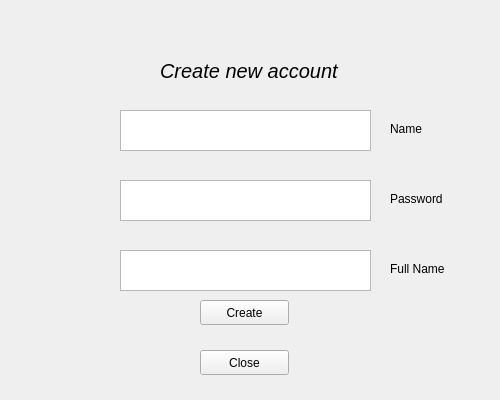
Before: the Qt Designer form AccountManagement/ui/qcreateaccount.ui in ScarecrowStraw/MiniProject, drawn with Qt 5.
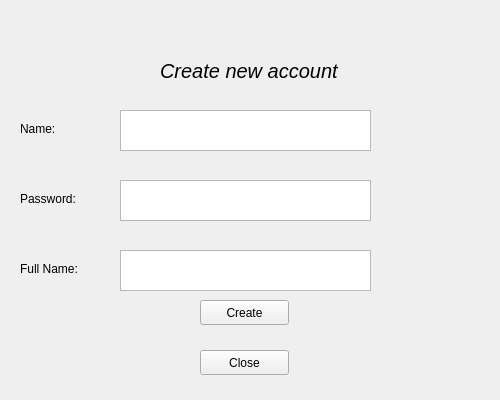
After: the same form once the commit is applied.

Patch:
```diff
--- a/AccountManagement/ui/qcreateaccount.ui
+++ b/AccountManagement/ui/qcreateaccount.ui
@@ -68,40 +68,40 @@
   <widget class="QLabel" name="nameLabel">
    <property name="geometry">
     <rect>
-     <x>390</x>
+     <x>20</x>
      <y>120</y>
      <width>67</width>
      <height>17</height>
     </rect>
    </property>
    <property name="text">
-    <string>Name</string>
+    <string>Name:</string>
    </property>
   </widget>
   <widget class="QLabel" name="passLabel">
    <property name="geometry">
     <rect>
-     <x>390</x>
+     <x>20</x>
      <y>190</y>
-     <width>67</width>
+     <width>71</width>
      <height>17</height>
     </rect>
    </property>
    <property name="text">
-    <string>Password</string>
+    <string>Password:</string>
    </property>
   </widget>
   <widget class="QLabel" name="fullNameLabel">
    <property name="geometry">
     <rect>
-     <x>390</x>
+     <x>20</x>
      <y>260</y>
-     <width>67</width>
+     <width>81</width>
      <height>17</height>
     </rect>
    </property>
    <property name="text">
-    <string>Full Name</string>
+    <string>Full Name:</string>
    </property>
   </widget>
   <widget class="QPushButton" name="createButton">
```
